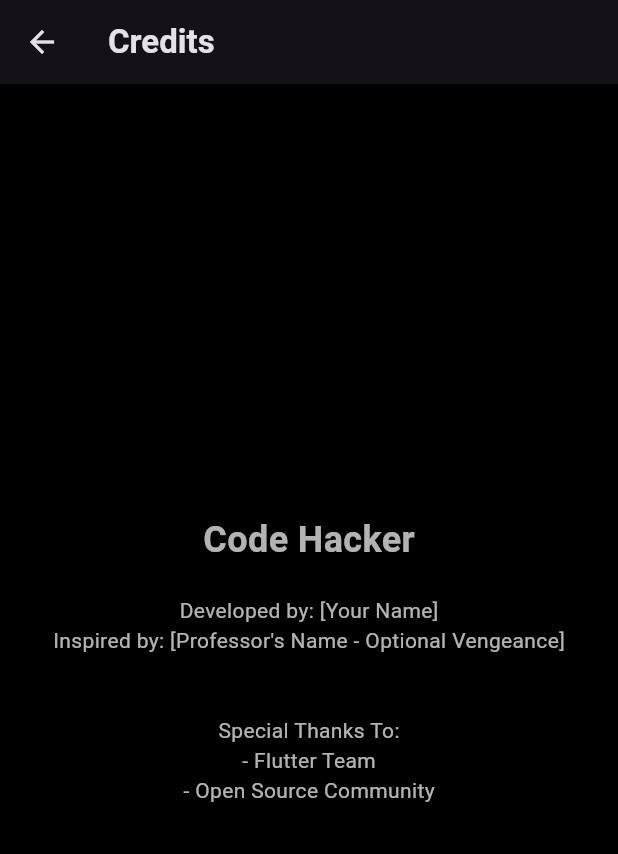
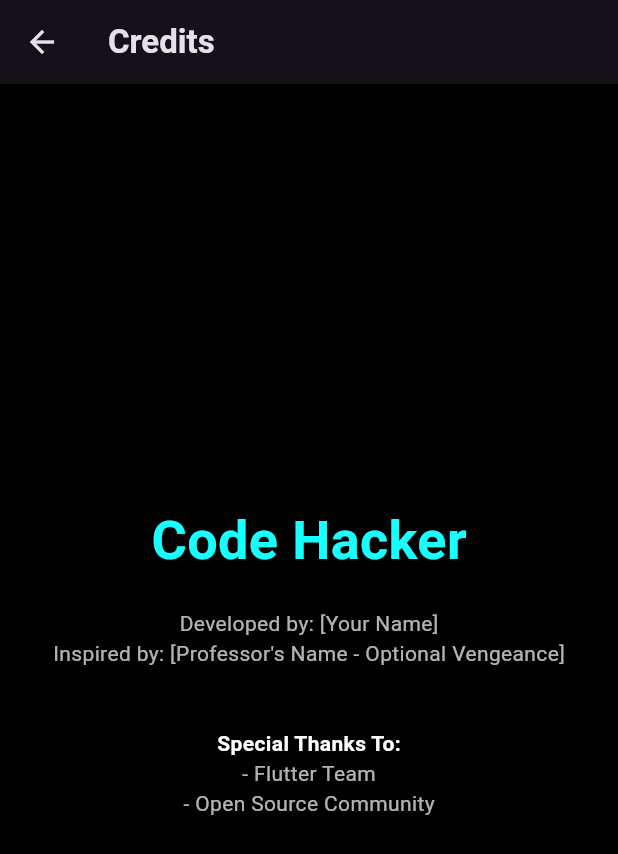
Before and after one commit to Johnson1255/CodeHacker, a Flutter app: the CreditsScreen screen opened by its route, on a phone screen of 412 x 824 dp. Shown: the top 854 px of the screen. Run offline on Flutter 3.47's test engine with Material 3 defaults, Android fonts, the phone set to English and light mode, and no system bars; our stand-ins replace audioplayers, shared_preferences; accounts and stored records are empty; statements that could not run were skipped.

Commit message:
style: Añadir mas estilos diferentes para la aplicacion

```diff
--- a/code_hacker/lib/main.dart
+++ b/code_hacker/lib/main.dart
@@ -36,6 +36,12 @@ class MyApp extends StatelessWidget {
           ),
         ),
         // You can add more theme customizations here
+        pageTransitionsTheme: const PageTransitionsTheme(
+          builders: {
+            TargetPlatform.android: FadeUpwardsPageTransitionsBuilder(),
+            TargetPlatform.iOS: FadeUpwardsPageTransitionsBuilder(),
+          },
+        ),
       ),
       initialRoute: '/',
       routes: {
--- a/code_hacker/lib/screens/credits.dart
+++ b/code_hacker/lib/screens/credits.dart
@@ -15,15 +15,15 @@ class CreditsScreen extends StatelessWidget {
           children: [
             Text(
               'Code Hacker',
-              style: TextStyle(fontSize: 24, fontWeight: FontWeight.bold),
+              style: TextStyle(fontSize: 36, fontWeight: FontWeight.bold, color: Colors.cyanAccent),
             ),
             SizedBox(height: 20),
-            Text('Developed by: [Your Name]'),
-            Text('Inspired by: [Professor\'s Name - Optional Vengeance]'),
+            Text('Developed by: [Your Name]', style: const TextStyle(color: Colors.white70)),
+            Text('Inspired by: [Professor\'s Name - Optional Vengeance]', style: const TextStyle(color: Colors.white70)),
             SizedBox(height: 40),
-            Text('Special Thanks To:'),
-            Text('- Flutter Team'),
-            Text('- Open Source Community'),
+            const Text('Special Thanks To:', style: TextStyle(fontWeight: FontWeight.bold, color: Colors.white)),
+            Text('- Flutter Team', style: const TextStyle(color: Colors.white70)),
+            Text('- Open Source Community', style: const TextStyle(color: Colors.white70)),
           ],
         ),
       ),
```
Also changed, not shown: code_hacker/lib/screens/game.dart (+8 -0 lines), code_hacker/lib/screens/points.dart (+7 -3 lines).
